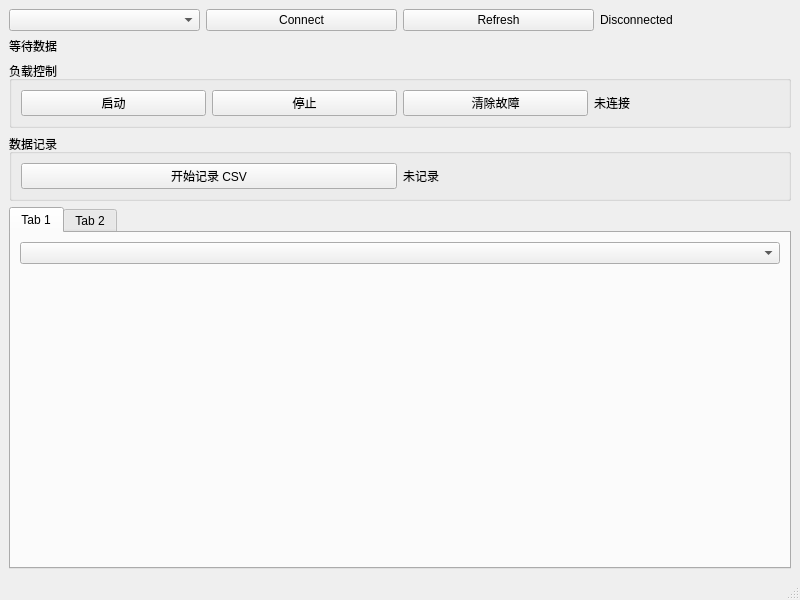
The window that host/bms_monitor/mainwindow.ui (Devi1Fairy/stm32-bms-prototype) describes before a commit, drawn with Qt 5.
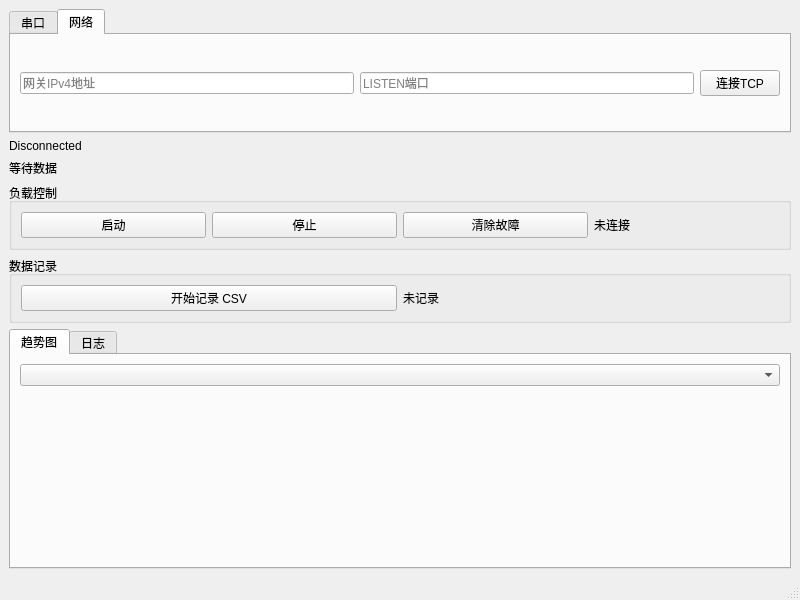
The same window after the commit. Custom widgets are drawn as their Qt base class.

Patch:
```diff
--- a/host/bms_monitor/mainwindow.ui
+++ b/host/bms_monitor/mainwindow.ui
@@ -16,7 +16,18 @@
   <widget class="QWidget" name="centralwidget">
    <layout class="QVBoxLayout" name="verticalLayout">
     <item>
-     <layout class="QHBoxLayout" name="horizontalLayout">
+     <widget class="QTabWidget" name="connectionTabs">
+      <property name="currentIndex">
+       <number>1</number>
+      </property>
+      <widget class="QWidget" name="serialPage">
+       <property name="accessibleName">
+        <string/>
+       </property>
+       <attribute name="title">
+        <string>串口</string>
+       </attribute>
+       <layout class="QHBoxLayout" name="horizontalLayout_4">
       <item>
        <widget class="QComboBox" name="portCombo"/>
       </item>
@@ -34,6 +45,40 @@
         </property>
        </widget>
       </item>
+       </layout>
+      </widget>
+      <widget class="QWidget" name="tcpPage">
+       <attribute name="title">
+        <string>网络</string>
+       </attribute>
+       <layout class="QHBoxLayout" name="horizontalLayout_5">
+        <item>
+         <widget class="QLineEdit" name="tcpHostEdit">
+          <property name="placeholderText">
+           <string>网关IPv4地址</string>
+          </property>
+         </widget>
+        </item>
+        <item>
+         <widget class="QLineEdit" name="tcpPortEdit">
+          <property name="placeholderText">
+           <string>LISTEN端口</string>
+          </property>
+         </widget>
+        </item>
+        <item>
+         <widget class="QPushButton" name="tcpConnectButton">
+          <property name="text">
+           <string>连接TCP</string>
+          </property>
+         </widget>
+        </item>
+       </layout>
+      </widget>
+     </widget>
+    </item>
+    <item>
+     <layout class="QHBoxLayout" name="horizontalLayout">
       <item>
        <widget class="QLabel" name="statusLabel">
         <property name="text">
@@ -120,7 +165,7 @@
       </property>
       <widget class="QWidget" name="widget">
        <attribute name="title">
-        <string>Tab 1</string>
+        <string>趋势图</string>
        </attribute>
        <layout class="QVBoxLayout" name="verticalLayout_2">
         <item>
@@ -133,7 +178,7 @@
       </widget>
       <widget class="QWidget" name="tab_2">
        <attribute name="title">
-        <string>Tab 2</string>
+        <string>日志</string>
        </attribute>
        <layout class="QVBoxLayout" name="verticalLayout_3">
         <item>
```
Lines whose indentation alone changed are shown as unchanged.
